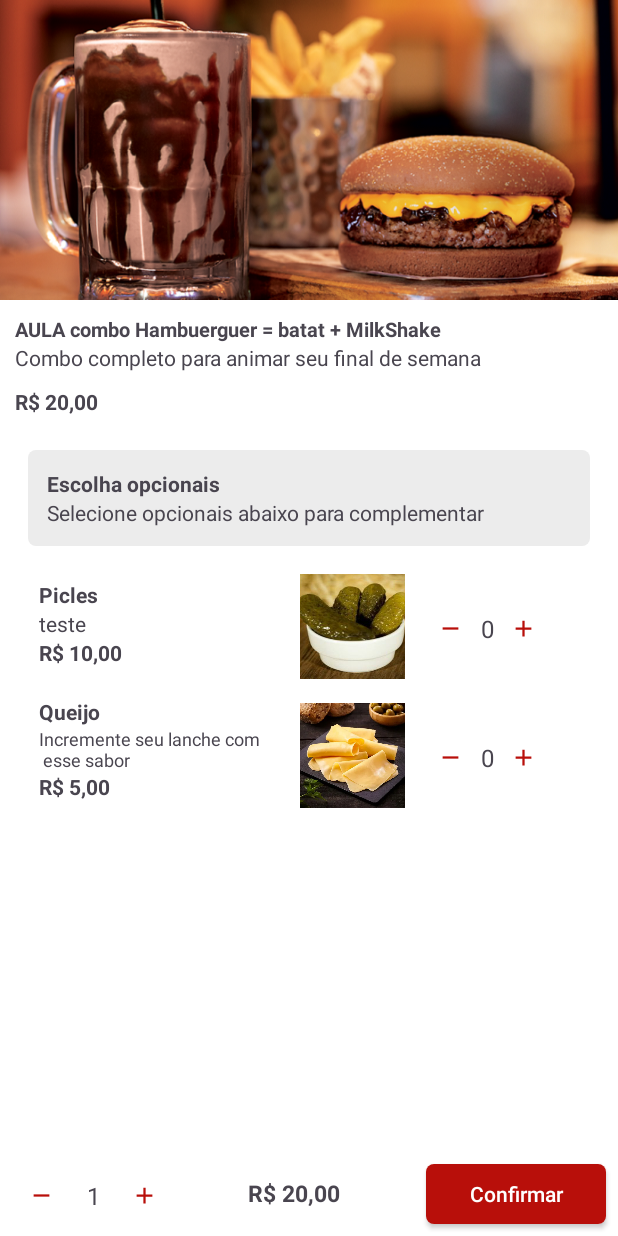
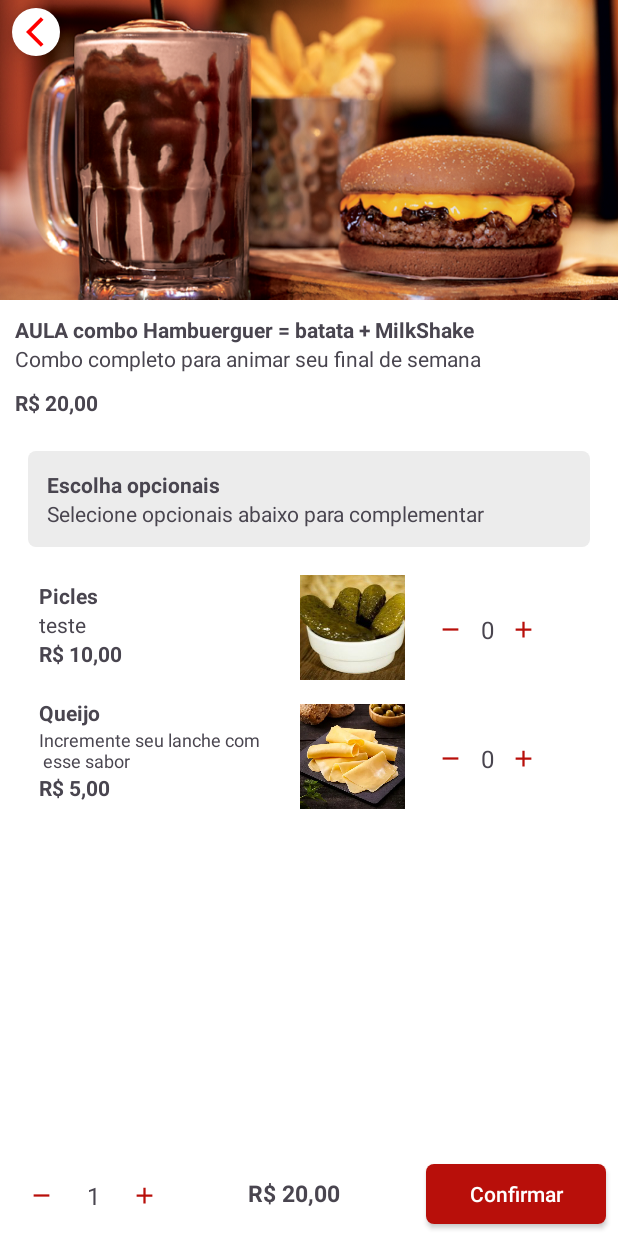
Before and after one commit to AndersonPS94/ProjetoIfoodGithub, an Android app: the ProductsRequest screen opened directly, with no data from a screen before it, on a phone screen of 412 x 824 dp. Run offline under Robolectric (Android 15) with nearby library versions, the phone set to English and light mode, and no system bars.

Commit message:
feat: implementação do botão voltar (tela 4).

```diff
--- a/app/src/main/AndroidManifest.xml
+++ b/app/src/main/AndroidManifest.xml
@@ -25,16 +25,17 @@
         </activity>
         <activity
             android:name=".Home.presentation.UI.activity.HomeActivity"
+            android:launchMode="singleTop"
             android:exported="false" />
         <activity
             android:name=".ProductsRequest"
-            android:exported="false" />
+            android:exported="false"/>
         <activity
             android:name=".DetalhesRestauranteActivity"
-            android:exported="false" />
+            android:exported="false"/>
         <activity
             android:name=".Login.ConfirmacaoPedidoActivity"
-            android:exported="false" />
+            android:exported="false"/>
     </application>
 
 </manifest>
--- a/app/src/main/java/com/example/projetoifoodgithub/Login/LoginActivity.kt
+++ b/app/src/main/java/com/example/projetoifoodgithub/Login/LoginActivity.kt
@@ -3,7 +3,6 @@ package com.example.projetoifoodgithub.Login
 import android.content.Intent
 import android.os.Bundle
 import android.widget.Toast
-import androidx.activity.enableEdgeToEdge
 import androidx.appcompat.app.AppCompatActivity
 import com.example.projetoifoodgithub.Home.presentation.UI.activity.HomeActivity
 import com.example.projetoifoodgithub.databinding.ActivityMainBinding
--- a/app/src/main/java/com/example/projetoifoodgithub/ProductsRequest.kt
+++ b/app/src/main/java/com/example/projetoifoodgithub/ProductsRequest.kt
@@ -19,6 +19,10 @@ class ProductsRequest : AppCompatActivity() {
         super.onCreate(savedInstanceState)
         binding = ActivityProductsRequestBinding.inflate(layoutInflater)
         setContentView(binding.root)
+
+            binding.btnBack.setOnClickListener {
+                onBackPressedDispatcher.onBackPressed()
+            }
 
         //PICLES
         binding.btnPiclesMais.setOnClickListener {
--- /dev/null
+++ b/app/src/main/res/drawable/button_radius.xml
@@ -0,0 +1,5 @@
+<?xml version="1.0" encoding="utf-8"?>
+<shape xmlns:android="http://schemas.android.com/apk/res/android">
+    <solid android:color="#FFFF" />
+    <corners android:radius="1000dp" />
+</shape>
--- /dev/null
+++ b/app/src/main/res/drawable/ic_arrow_back.xml
@@ -0,0 +1,5 @@
+<vector xmlns:android="http://schemas.android.com/apk/res/android" android:autoMirrored="true" android:height="24dp" android:tint="#FF0000" android:viewportHeight="24" android:viewportWidth="24" android:width="24dp">
+
+    <path android:fillColor="@android:color/white" android:pathData="M11.67,3.87L9.9,2.1 0,12l9.9,9.9 1.77,-1.77L3.54,12z"/>
+
+</vector>
--- a/app/src/main/res/layout/activity_products_request.xml
+++ b/app/src/main/res/layout/activity_products_request.xml
@@ -7,6 +7,20 @@
     android:layout_height="match_parent"
     android:orientation="vertical"
     tools:context=".ProductsRequest">
+
+    <ImageButton
+        android:id="@+id/btnBack"
+        android:layout_width="32dp"
+        android:layout_height="32dp"
+        android:src="@drawable/ic_arrow_back"
+        android:background="@drawable/button_radius"
+        android:backgroundTint="@color/white"
+        android:elevation="10dp"
+        android:paddingStart="10dp"
+        app:layout_constraintTop_toTopOf="parent"
+        app:layout_constraintStart_toStartOf="parent"
+        android:layout_marginTop="5dp"
+        android:layout_marginStart="8dp"/>
 
     <ImageView
         android:id="@+id/banner_product"
@@ -23,7 +37,7 @@
         android:layout_height="wrap_content"
         android:layout_margin="10dp"
         android:text="@string/titleProduct"
-        android:textSize="13sp"
+        android:textSize="14sp"
         android:textStyle="bold"
         app:layout_constraintTop_toBottomOf="@+id/banner_product" />
 
@@ -296,4 +310,6 @@
         app:layout_constraintBottom_toBottomOf="parent"
         app:layout_constraintEnd_toEndOf="parent" />
 
+
+
 </androidx.constraintlayout.widget.ConstraintLayout>
--- a/app/src/main/res/values/strings.xml
+++ b/app/src/main/res/values/strings.xml
@@ -1,6 +1,6 @@
 <resources>
     <string name="app_name">projetoIfoodGithub</string>
-    <string name="titleProduct">AULA combo Hambuerguer = batat + MilkShake</string>
+    <string name="titleProduct">AULA combo Hambuerguer = batata + MilkShake</string>
     <string name="descritionProduct">Combo completo para animar seu final de semana</string>
     <string name="Entrar">Entrar</string>
     <string name="Cadastrar">Cadastre-se</string>
```
